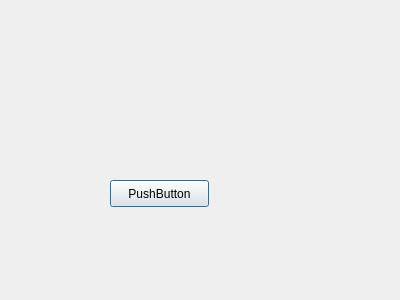
Qt form product_details.ui (Gadheyan/DigiBill) before a commit.
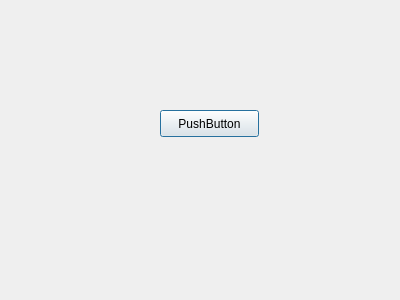
The same form after that commit.

Patch:
```diff
--- a/product_details.ui
+++ b/product_details.ui
@@ -16,8 +16,8 @@
   <widget class="QPushButton" name="pushButton">
    <property name="geometry">
     <rect>
-     <x>110</x>
-     <y>180</y>
+     <x>160</x>
+     <y>110</y>
      <width>99</width>
      <height>27</height>
     </rect>
```
